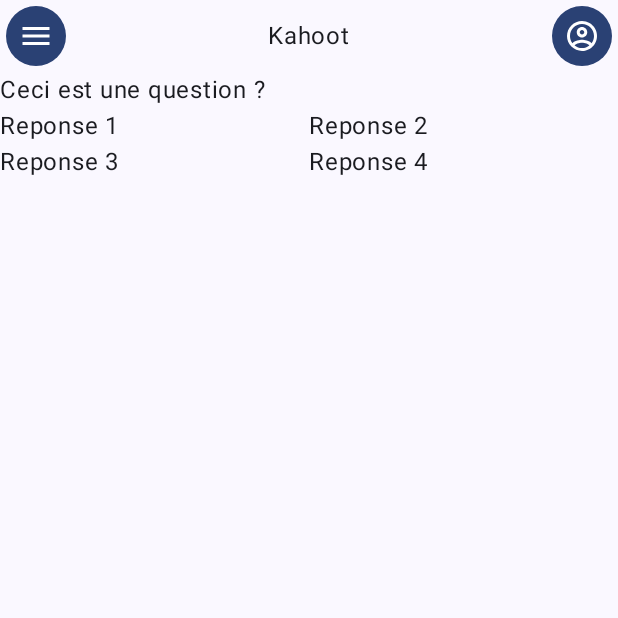
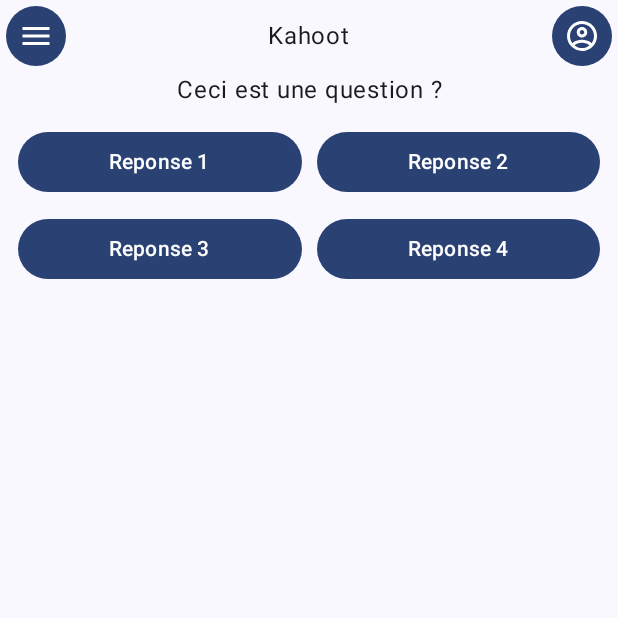
Before and after one commit to JdAlix/ScienceQuest, an Android app built with Jetpack Compose: the KahootScreen screen opened through its navigation route, on a phone screen of 412 x 824 dp, the top half of it. Run offline under Robolectric (Android 15) with nearby library versions, the phone set to English and light mode, and no system bars.

Commit message:
ajout toast au clic d'une reponse

```diff
--- a/android/app/src/main/java/fr/iut/sciencequest/view/games/Kahoot.kt
+++ b/android/app/src/main/java/fr/iut/sciencequest/view/games/Kahoot.kt
@@ -1,14 +1,22 @@
 package fr.iut.sciencequest.view.games
 
+import android.widget.Toast
+import androidx.compose.foundation.layout.Arrangement
 import androidx.compose.foundation.layout.Column
+import androidx.compose.foundation.layout.PaddingValues
 import androidx.compose.foundation.layout.fillMaxWidth
 import androidx.compose.foundation.lazy.grid.GridCells
 import androidx.compose.foundation.lazy.grid.LazyVerticalGrid
+import androidx.compose.material3.Button
 import androidx.compose.material3.Text
 import androidx.compose.runtime.Composable
+import androidx.compose.ui.Alignment
 import androidx.compose.ui.Modifier
+import androidx.compose.ui.platform.LocalContext
 import androidx.compose.ui.res.stringResource
+import androidx.compose.ui.text.style.TextAlign
 import androidx.compose.ui.tooling.preview.Preview
+import androidx.compose.ui.unit.dp
 import fr.iut.sciencequest.R
 import fr.iut.sciencequest.model.dto.question.QuestionWithSimpleResponseDTO
 import fr.iut.sciencequest.model.dto.reponse.ReponseSimpleDTO
@@ -39,19 +47,25 @@
 
 @Composable
 fun KahootPlayer(question: QuestionWithSimpleResponseDTO){
-    Column {
+    val context = LocalContext.current;
+    Column (horizontalAlignment = Alignment.CenterHorizontally){
         KahootQuestion(question = question.question)
-        KahootReponses(reponses = question.reponses)
+        KahootReponses(reponses = question.reponses) {Toast.makeText(context, it.reponse, Toast.LENGTH_SHORT).show()}
     }
 }
 
 
 @Composable
-fun KahootReponses(reponses : List<ReponseSimpleDTO>) {
-    LazyVerticalGrid(columns = GridCells.Fixed(2)) {
+fun KahootReponses(reponses : List<ReponseSimpleDTO>, action: (ReponseSimpleDTO)->Unit) {
+    LazyVerticalGrid(columns = GridCells.Fixed(2),
+                     contentPadding = PaddingValues(12.dp),
+                     verticalArrangement = Arrangement.spacedBy(10.dp),
+                     horizontalArrangement = Arrangement.spacedBy(10.dp)) {
         reponses.forEach {
             item() {
-                Text(it.reponse)
+                Button(onClick = {action(it)}){
+                    Text(it.reponse)
+                }
             }
         }
     }
@@ -59,5 +73,5 @@
 
 @Composable
 fun KahootQuestion(question: String){
-    Text(question)
+    Text(question, textAlign = TextAlign.Center)
 }
```
